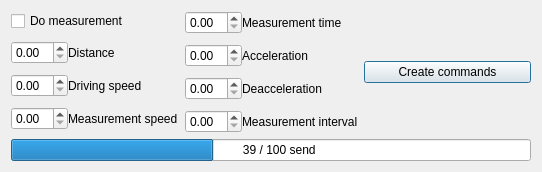
Old version of the form GUI3/MMS_Control/automaticmode.ui in the repository casper2002casper/MSS.
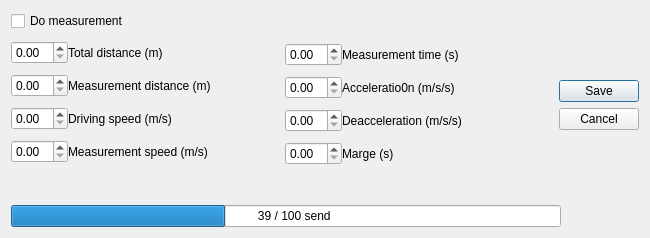
New version of the form.

The edit to the form file:
```diff
--- a/GUI3/MMS_Control/automaticmode.ui
+++ b/GUI3/MMS_Control/automaticmode.ui
@@ -6,8 +6,8 @@
    <rect>
     <x>0</x>
     <y>0</y>
-    <width>557</width>
-    <height>188</height>
+    <width>650</width>
+    <height>238</height>
    </rect>
   </property>
   <property name="sizePolicy">
@@ -26,9 +26,6 @@
    <string>Automatic Mode</string>
   </property>
   <layout class="QGridLayout" name="gridLayout">
-   <property name="sizeConstraint">
-    <enum>QLayout::SetFixedSize</enum>
-   </property>
    <item row="0" column="0">
     <layout class="QFormLayout" name="formLayout_2">
      <property name="verticalSpacing">
@@ -49,13 +46,27 @@
        <item>
         <widget class="QLabel" name="label">
          <property name="text">
-          <string>Distance</string>
+          <string>Total distance (m)</string>
          </property>
         </widget>
        </item>
       </layout>
      </item>
      <item row="2" column="0">
+      <layout class="QHBoxLayout" name="horizontalLayout_7">
+       <item>
+        <widget class="QDoubleSpinBox" name="measurementInterval"/>
+       </item>
+       <item>
+        <widget class="QLabel" name="label_7">
+         <property name="text">
+          <string>Measurement distance (m)</string>
+         </property>
+        </widget>
+       </item>
+      </layout>
+     </item>
+     <item row="3" column="0">
       <layout class="QHBoxLayout" name="horizontalLayout_2">
        <item>
         <widget class="QDoubleSpinBox" name="drivingSpeed"/>
@@ -63,13 +74,13 @@
        <item>
         <widget class="QLabel" name="label_2">
          <property name="text">
-          <string>Driving speed</string>
+          <string>Driving speed (m/s)</string>
          </property>
         </widget>
        </item>
       </layout>
      </item>
-     <item row="3" column="0">
+     <item row="4" column="0">
       <layout class="QHBoxLayout" name="horizontalLayout_3">
        <item>
         <widget class="QDoubleSpinBox" name="measurmentSpeed"/>
@@ -77,7 +88,7 @@
        <item>
         <widget class="QLabel" name="label_3">
          <property name="text">
-          <string>Measurement speed</string>
+          <string>Measurement speed (m/s)</string>
          </property>
         </widget>
        </item>
@@ -91,20 +102,36 @@
       <number>10</number>
      </property>
      <item row="0" column="0">
-      <layout class="QHBoxLayout" name="horizontalLayout_4">
+      <spacer name="verticalSpacer">
+       <property name="orientation">
+        <enum>Qt::Vertical</enum>
+       </property>
+       <property name="sizeType">
+        <enum>QSizePolicy::Fixed</enum>
+       </property>
+       <property name="sizeHint" stdset="0">
+        <size>
+         <width>15</width>
+         <height>22</height>
+        </size>
+       </property>
+      </spacer>
+     </item>
+     <item row="1" column="0">
+      <layout class="QHBoxLayout" name="horizontalLayout_9">
        <item>
         <widget class="QDoubleSpinBox" name="measurementTime"/>
        </item>
        <item>
         <widget class="QLabel" name="label_4">
          <property name="text">
-          <string>Measurement time</string>
+          <string>Measurement time (s)</string>
          </property>
         </widget>
        </item>
       </layout>
      </item>
-     <item row="1" column="0">
+     <item row="2" column="0">
       <layout class="QHBoxLayout" name="horizontalLayout_5">
        <item>
         <widget class="QDoubleSpinBox" name="acceleration"/>
@@ -112,13 +139,13 @@
        <item>
         <widget class="QLabel" name="label_5">
          <property name="text">
-          <string>Acceleration</string>
+          <string>Acceleratio0n (m/s/s)</string>
          </property>
         </widget>
        </item>
       </layout>
      </item>
-     <item row="2" column="0">
+     <item row="3" column="0">
       <layout class="QHBoxLayout" name="horizontalLayout_6">
        <item>
         <widget class="QDoubleSpinBox" name="deacceleration"/>
@@ -126,21 +153,21 @@
        <item>
         <widget class="QLabel" name="label_6">
          <property name="text">
-          <string>Deacceleration</string>
+          <string>Deacceleration (m/s/s)</string>
          </property>
         </widget>
        </item>
       </layout>
      </item>
-     <item row="3" column="0">
-      <layout class="QHBoxLayout" name="horizontalLayout_7">
+     <item row="4" column="0">
+      <layout class="QHBoxLayout" name="horizontalLayout_8">
        <item>
-        <widget class="QDoubleSpinBox" name="measurementInterval"/>
+        <widget class="QDoubleSpinBox" name="Marge"/>
        </item>
        <item>
-        <widget class="QLabel" name="label_7">
+        <widget class="QLabel" name="label_8">
          <property name="text">
-          <string>Measurement interval</string>
+          <string>Marge (s)</string>
          </property>
         </widget>
        </item>
@@ -149,9 +176,15 @@
     </layout>
    </item>
    <item row="0" column="2">
-    <widget class="QPushButton" name="createCommands">
-     <property name="text">
-      <string>Create commands</string>
+    <widget class="QDialogButtonBox" name="buttonBox">
+     <property name="orientation">
+      <enum>Qt::Vertical</enum>
+     </property>
+     <property name="standardButtons">
+      <set>QDialogButtonBox::Cancel|QDialogButtonBox::Save</set>
+     </property>
+     <property name="centerButtons">
+      <bool>true</bool>
      </property>
     </widget>
    </item>
@@ -165,7 +198,7 @@
      </property>
      <property name="minimumSize">
       <size>
-       <width>520</width>
+       <width>550</width>
        <height>0</height>
       </size>
      </property>
```
Left out of the diff: 6 changed lines with no effect on the pictures.
